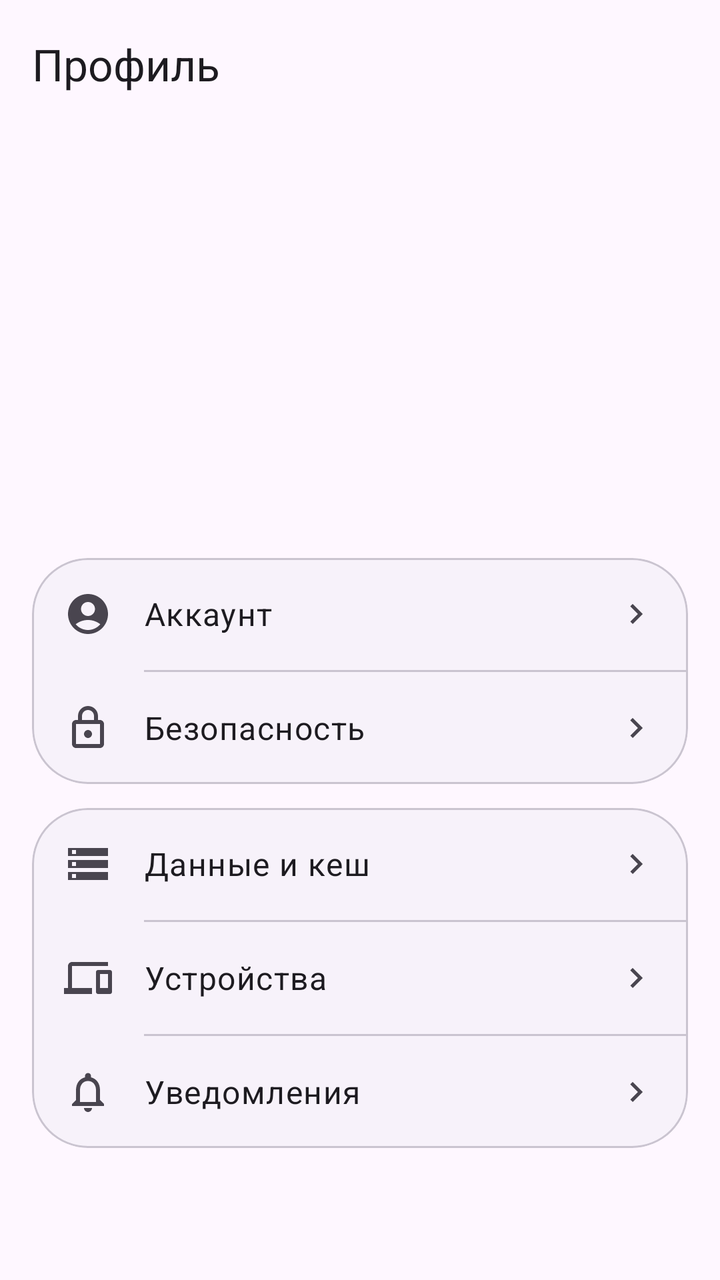
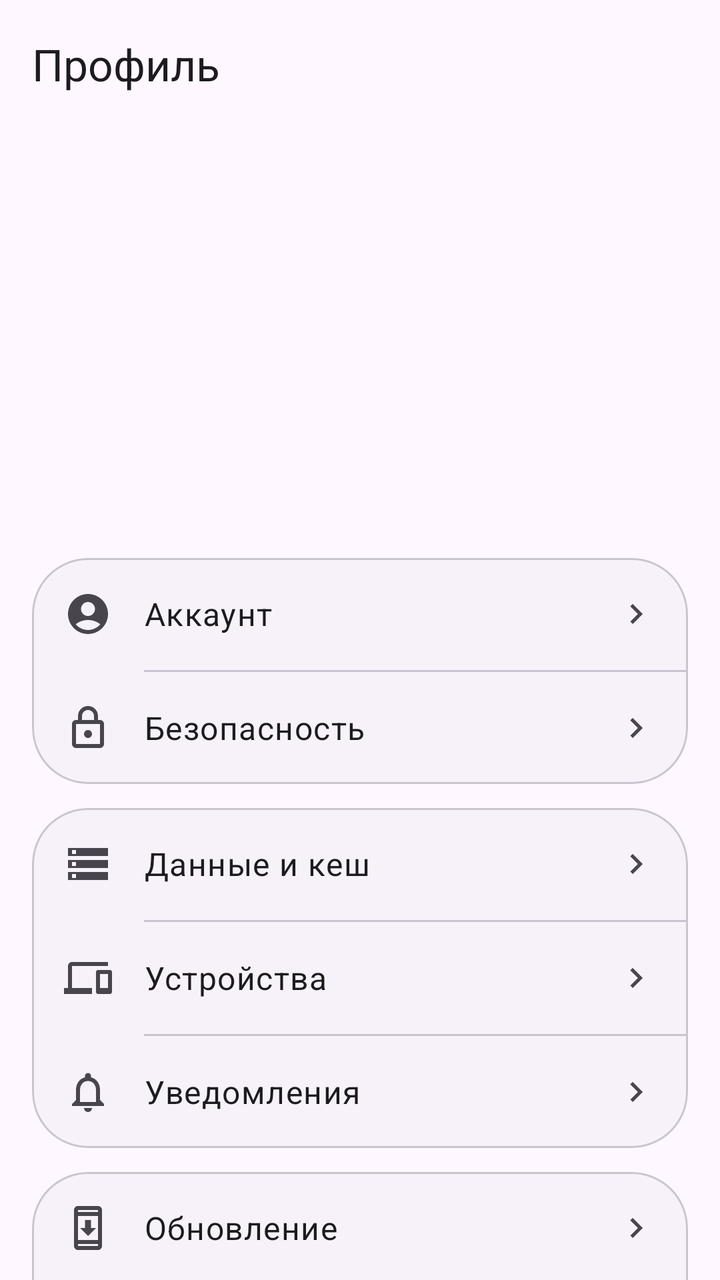

The first picture is an Android layout as it rendered before a commit; the second is the same layout after the commit. The layout source and the unified diff follow.
<!-- AndroidManifest.xml: application theme Theme.BarkfluffClientAndroid -->
<!-- res/layout/fragment_profile.xml -->
<?xml version="1.0" encoding="utf-8"?>
<androidx.constraintlayout.widget.ConstraintLayout xmlns:android="http://schemas.android.com/apk/res/android"
    xmlns:app="http://schemas.android.com/apk/res-auto"
    android:layout_width="match_parent"
    android:layout_height="match_parent"
    android:fitsSystemWindows="true">

    
    <com.google.android.material.appbar.AppBarLayout
        android:id="@+id/appBarLayout"
        android:layout_width="match_parent"
        android:layout_height="wrap_content"
        android:background="?attr/colorSurface"
        app:liftOnScroll="true"
        app:layout_constraintTop_toTopOf="parent">

        <com.google.android.material.appbar.MaterialToolbar
            android:id="@+id/toolbar"
            android:layout_width="match_parent"
            android:layout_height="?attr/actionBarSize"
            app:title="Профиль"
            app:titleTextAppearance="?attr/textAppearanceTitleLarge"
            app:titleTextColor="?attr/colorOnSurface" />

    </com.google.android.material.appbar.AppBarLayout>

    <androidx.core.widget.NestedScrollView
        android:layout_width="match_parent"
        android:layout_height="0dp"
        app:layout_constraintTop_toBottomOf="@id/appBarLayout"
        app:layout_constraintBottom_toBottomOf="parent">

        <LinearLayout
            android:layout_width="match_parent"
            android:layout_height="wrap_content"
            android:orientation="vertical"
            android:padding="16dp">

            
            <LinearLayout
                android:layout_width="match_parent"
                android:layout_height="wrap_content"
                android:gravity="center_horizontal"
                android:orientation="vertical">

                <FrameLayout
                    android:layout_width="96dp"
                    android:layout_height="96dp">

                    <com.google.android.material.imageview.ShapeableImageView
                        android:id="@+id/avatarImage"
                        android:layout_width="96dp"
                        android:layout_height="96dp"
                        android:scaleType="centerCrop"
                        android:visibility="gone"
                        app:shapeAppearanceOverlay="@style/ShapeAppearanceOverlay.App.CornerSize50Percent" />

                    <TextView
                        android:id="@+id/avatarPlaceholder"
                        android:layout_width="96dp"
                        android:layout_height="96dp"
                        android:gravity="center"
                        android:textColor="@android:color/white"
                        android:textSize="36sp"
                        android:textStyle="bold"
                        android:visibility="visible" />

                </FrameLayout>

                <TextView
                    android:id="@+id/textFullName"
                    android:layout_width="wrap_content"
                    android:layout_height="wrap_content"
                    android:layout_marginTop="16dp"
                    android:textAppearance="?attr/textAppearanceHeadlineMedium"
                    android:textColor="?attr/colorOnSurface" />

                <TextView
                    android:id="@+id/textUsername"
                    android:layout_width="wrap_content"
                    android:layout_height="wrap_content"
                    android:layout_marginTop="4dp"
                    android:textAppearance="?attr/textAppearanceBodyLarge"
                    android:textColor="?attr/colorOnSurfaceVariant" />

            </LinearLayout>

            <android.widget.Space
                android:layout_width="match_parent"
                android:layout_height="24dp" />

            
            <com.google.android.material.card.MaterialCardView
                android:layout_width="match_parent"
                android:layout_height="wrap_content"
                app:cardBackgroundColor="?attr/colorSurfaceContainerLow"
                app:cardCornerRadius="28dp"
                app:cardElevation="0dp"
                app:strokeColor="?attr/colorOutlineVariant"
                app:strokeWidth="1dp">

                <LinearLayout
                    android:layout_width="match_parent"
                    android:layout_height="wrap_content"
                    android:orientation="vertical">

                    
                    <LinearLayout
                        android:id="@+id/itemAccount"
                        android:layout_width="match_parent"
                        android:layout_height="56dp"
                        android:background="?attr/selectableItemBackground"
                        android:gravity="center_vertical"
                        android:orientation="horizontal"
                        android:paddingHorizontal="16dp">

                        <ImageView
                            android:layout_width="24dp"
                            android:layout_height="24dp"
                            android:importantForAccessibility="no"
                            android:src="@drawable/ic_account"
                            app:tint="?attr/colorOnSurfaceVariant" />

                        <TextView
                            android:layout_width="0dp"
                            android:layout_height="wrap_content"
                            android:layout_marginStart="16dp"
                            android:layout_weight="1"
                            android:text="Аккаунт"
                            android:textAppearance="?attr/textAppearanceBodyLarge"
                            android:textColor="?attr/colorOnSurface" />

                        <ImageView
                            android:layout_width="20dp"
                            android:layout_height="20dp"
                            android:importantForAccessibility="no"
                            android:src="@drawable/ic_chevron_right" />

                    </LinearLayout>

                    <com.google.android.material.divider.MaterialDivider
                        android:layout_width="match_parent"
                        android:layout_height="wrap_content"
                        android:layout_marginStart="56dp" />

                    
                    <LinearLayout
                        android:id="@+id/itemSecurity"
                        android:layout_width="match_parent"
                        android:layout_height="56dp"
                        android:background="?attr/selectableItemBackground"
                        android:gravity="center_vertical"
                        android:orientation="horizontal"
                        android:paddingHorizontal="16dp">

                        <ImageView
                            android:layout_width="24dp"
                            android:layout_height="24dp"
                            android:importantForAccessibility="no"
                            android:src="@drawable/ic_security"
                            app:tint="?attr/colorOnSurfaceVariant" />

                        <TextView
                            android:layout_width="0dp"
                            android:layout_height="wrap_content"
                            android:layout_marginStart="16dp"
                            android:layout_weight="1"
                            android:text="Безопасность"
                            android:textAppearance="?attr/textAppearanceBodyLarge"
                            android:textColor="?attr/colorOnSurface" />

                        <ImageView
                            android:layout_width="20dp"
                            android:layout_height="20dp"
                            android:importantForAccessibility="no"
                            android:src="@drawable/ic_chevron_right" />

                    </LinearLayout>

                </LinearLayout>

            </com.google.android.material.card.MaterialCardView>

            <android.widget.Space
                android:layout_width="match_parent"
                android:layout_height="12dp" />

            
            <com.google.android.material.card.MaterialCardView
                android:layout_width="match_parent"
                android:layout_height="wrap_content"
                app:cardBackgroundColor="?attr/colorSurfaceContainerLow"
                app:cardCornerRadius="28dp"
                app:cardElevation="0dp"
                app:strokeColor="?attr/colorOutlineVariant"
                app:strokeWidth="1dp">

                <LinearLayout
                    android:layout_width="match_parent"
                    android:layout_height="wrap_content"
                    android:orientation="vertical">

                    
                    <LinearLayout
                        android:id="@+id/itemStorage"
                        android:layout_width="match_parent"
                        android:layout_height="56dp"
                        android:background="?attr/selectableItemBackground"
                        android:gravity="center_vertical"
                        android:orientation="horizontal"
                        android:paddingHorizontal="16dp">

                        <ImageView
                            android:layout_width="24dp"
                            android:layout_height="24dp"
                            android:importantForAccessibility="no"
                            android:src="@drawable/ic_storage"
                            app:tint="?attr/colorOnSurfaceVariant" />

                        <TextView
                            android:layout_width="0dp"
                            android:layout_height="wrap_content"
                            android:layout_marginStart="16dp"
                            android:layout_weight="1"
                            android:text="Данные и кеш"
                            android:textAppearance="?attr/textAppearanceBodyLarge"
                            android:textColor="?attr/colorOnSurface" />

                        <ImageView
                            android:layout_width="20dp"
                            android:layout_height="20dp"
                            android:importantForAccessibility="no"
                            android:src="@drawable/ic_chevron_right" />

                    </LinearLayout>

                    <com.google.android.material.divider.MaterialDivider
                        android:layout_width="match_parent"
                        android:layout_height="wrap_content"
                        android:layout_marginStart="56dp" />

                    
                    <LinearLayout
                        android:id="@+id/itemDevices"
                        android:layout_width="match_parent"
                        android:layout_height="56dp"
                        android:background="?attr/selectableItemBackground"
                        android:gravity="center_vertical"
                        android:orientation="horizontal"
                        android:paddingHorizontal="16dp">

                        <ImageView
                            android:layout_width="24dp"
                            android:layout_height="24dp"
                            android:importantForAccessibility="no"
                            android:src="@drawable/ic_devices"
                            app:tint="?attr/colorOnSurfaceVariant" />

                        <TextView
                            android:layout_width="0dp"
                            android:layout_height="wrap_content"
                            android:layout_marginStart="16dp"
                            android:layout_weight="1"
                            android:text="Устройства"
                            android:textAppearance="?attr/textAppearanceBodyLarge"
                            android:textColor="?attr/colorOnSurface" />

                        <ImageView
                            android:layout_width="20dp"
                            android:layout_height="20dp"
                            android:importantForAccessibility="no"
                            android:src="@drawable/ic_chevron_right" />

                    </LinearLayout>

                    <com.google.android.material.divider.MaterialDivider
                        android:layout_width="match_parent"
                        android:layout_height="wrap_content"
                        android:layout_marginStart="56dp" />

                    
                    <LinearLayout
                        android:id="@+id/itemNotifications"
                        android:layout_width="match_parent"
                        android:layout_height="56dp"
                        android:background="?attr/selectableItemBackground"
                        android:gravity="center_vertical"
                        android:orientation="horizontal"
                        android:paddingHorizontal="16dp">

                        <ImageView
                            android:layout_width="24dp"
                            android:layout_height="24dp"
                            android:importantForAccessibility="no"
                            android:src="@drawable/ic_notifications"
                            app:tint="?attr/colorOnSurfaceVariant" />

                        <TextView
                            android:layout_width="0dp"
                            android:layout_height="wrap_content"
                            android:layout_marginStart="16dp"
                            android:layout_weight="1"
                            android:text="Уведомления"
                            android:textAppearance="?attr/textAppearanceBodyLarge"
                            android:textColor="?attr/colorOnSurface" />

                        <ImageView
                            android:layout_width="20dp"
                            android:layout_height="20dp"
                            android:importantForAccessibility="no"
                            android:src="@drawable/ic_chevron_right" />

                    </LinearLayout>

                </LinearLayout>

            </com.google.android.material.card.MaterialCardView>

        </LinearLayout>

    </androidx.core.widget.NestedScrollView>

</androidx.constraintlayout.widget.ConstraintLayout>
<!-- resources referenced by this layout -->
<resources>
  <!-- drawable ic_chevron_right (drawable) -->
  <?xml version="1.0" encoding="utf-8"?>
  <vector xmlns:android="http://schemas.android.com/apk/res/android"
      android:width="24dp"
      android:height="24dp"
      android:viewportWidth="24"
      android:viewportHeight="24">
      <path
          android:fillColor="?attr/colorOnSurfaceVariant"
          android:pathData="M10,6L8.59,7.41 13.17,12l-4.58,4.59L10,18l6,-6z"/>
  </vector>
  <!-- drawable ic_devices (drawable) -->
  <?xml version="1.0" encoding="utf-8"?>
  <vector xmlns:android="http://schemas.android.com/apk/res/android"
      android:width="24dp"
      android:height="24dp"
      android:viewportWidth="24"
      android:viewportHeight="24">
      <path
          android:fillColor="?attr/colorOnSurface"
          android:pathData="M4,6h18V4H4c-1.1,0 -2,0.9 -2,2v11H0v3h14v-3H4V6zM23,8h-6c-0.55,0 -1,0.45 -1,1v10c0,0.55 0.45,1 1,1h6c0.55,0 1,-0.45 1,-1V9c0,-0.55 -0.45,-1 -1,-1zM22,17h-4v-7h4v7z"/>
  </vector>
  <!-- drawable ic_notifications (drawable) -->
  <?xml version="1.0" encoding="utf-8"?>
  <vector xmlns:android="http://schemas.android.com/apk/res/android"
      android:width="24dp"
      android:height="24dp"
      android:viewportWidth="24"
      android:viewportHeight="24">
      <path
          android:fillColor="?attr/colorOnSurface"
          android:pathData="M12,22c1.1,0 2,-0.9 2,-2h-4c0,1.1 0.9,2 2,2zM18,16v-5c0,-3.07 -1.63,-5.64 -4.5,-6.32V4c0,-0.83 -0.67,-1.5 -1.5,-1.5s-1.5,0.67 -1.5,1.5v0.68C7.64,5.36 6,7.92 6,11v5l-2,2v1h16v-1l-2,-2zM16,17H8v-6c0,-2.48 1.51,-4.5 4,-4.5s4,2.02 4,4.5v6z"/>
  </vector>
  <!-- drawable ic_security (drawable) -->
  <?xml version="1.0" encoding="utf-8"?>
  <vector xmlns:android="http://schemas.android.com/apk/res/android"
      android:width="24dp"
      android:height="24dp"
      android:viewportWidth="24"
      android:viewportHeight="24">
      <path
          android:fillColor="?attr/colorOnSurface"
          android:pathData="M18,8h-1V6c0,-2.76 -2.24,-5 -5,-5S7,3.24 7,6v2H6c-1.1,0 -2,0.9 -2,2v10c0,1.1 0.9,2 2,2h12c1.1,0 2,-0.9 2,-2V10c0,-1.1 -0.9,-2 -2,-2zM9,6c0,-1.66 1.34,-3 3,-3s3,1.34 3,3v2H9V6zM18,20H6V10h12v10zM12,17c1.1,0 2,-0.9 2,-2s-0.9,-2 -2,-2 -2,0.9 -2,2 0.9,2 2,2z"/>
  </vector>
  <!-- drawable ic_storage (drawable) -->
  <?xml version="1.0" encoding="utf-8"?>
  <vector xmlns:android="http://schemas.android.com/apk/res/android"
      android:width="24dp"
      android:height="24dp"
      android:viewportWidth="24"
      android:viewportHeight="24">
      <path
          android:fillColor="?attr/colorOnSurface"
          android:pathData="M2,20h20v-4H2v4zM4,17h2v2H4v-2zM2,4v4h20V4H2zM6,7H4V5h2v2zM2,14h20v-4H2v4zM4,11h2v2H4v-2z"/>
  </vector>
  <style name="ShapeAppearanceOverlay.App.CornerSize50Percent" parent="">
          <item name="cornerSize">50%</item>
      </style>
  <style name="Theme.BarkfluffClientAndroid" parent="Base.Theme.BarkfluffClientAndroid" />
  <!-- unchanged entries left out for length: 2 -->
</resources>

<!-- the commit's change to res/layout/fragment_profile.xml (unified diff, before → after) -->
@@ -316,6 +316,102 @@
 
             </com.google.android.material.card.MaterialCardView>
 
+            <android.widget.Space
+                android:layout_width="match_parent"
+                android:layout_height="12dp" />
+
+            
+            <com.google.android.material.card.MaterialCardView
+                android:layout_width="match_parent"
+                android:layout_height="wrap_content"
+                app:cardBackgroundColor="?attr/colorSurfaceContainerLow"
+                app:cardCornerRadius="28dp"
+                app:cardElevation="0dp"
+                app:strokeColor="?attr/colorOutlineVariant"
+                app:strokeWidth="1dp">
+
+                <LinearLayout
+                    android:layout_width="match_parent"
+                    android:layout_height="wrap_content"
+                    android:orientation="vertical">
+
+                    
+                    <LinearLayout
+                        android:id="@+id/itemUpdate"
+                        android:layout_width="match_parent"
+                        android:layout_height="56dp"
+                        android:background="?attr/selectableItemBackground"
+                        android:gravity="center_vertical"
+                        android:orientation="horizontal"
+                        android:paddingHorizontal="16dp">
+
+                        <ImageView
+                            android:layout_width="24dp"
+                            android:layout_height="24dp"
+                            android:importantForAccessibility="no"
+                            android:src="@drawable/ic_system_update"
+                            app:tint="?attr/colorOnSurfaceVariant" />
+
+                        <TextView
+                            android:layout_width="0dp"
+                            android:layout_height="wrap_content"
+                            android:layout_marginStart="16dp"
+                            android:layout_weight="1"
+                            android:text="Обновление"
+                            android:textAppearance="?attr/textAppearanceBodyLarge"
+                            android:textColor="?attr/colorOnSurface" />
+
+                        <ImageView
+                            android:layout_width="20dp"
+                            android:layout_height="20dp"
+                            android:importantForAccessibility="no"
+                            android:src="@drawable/ic_chevron_right" />
+
+                    </LinearLayout>
+
+                    <com.google.android.material.divider.MaterialDivider
+                        android:layout_width="match_parent"
+                        android:layout_height="wrap_content"
+                        android:layout_marginStart="56dp" />
+
+                    
+                    <LinearLayout
+                        android:id="@+id/itemAbout"
+                        android:layout_width="match_parent"
+                        android:layout_height="56dp"
+                        android:background="?attr/selectableItemBackground"
+                        android:gravity="center_vertical"
+                        android:orientation="horizontal"
+                        android:paddingHorizontal="16dp">
+
+                        <ImageView
+                            android:layout_width="24dp"
+                            android:layout_height="24dp"
+                            android:importantForAccessibility="no"
+                            android:src="@drawable/ic_about"
+                            app:tint="?attr/colorOnSurfaceVariant" />
+
+                        <TextView
+                            android:layout_width="0dp"
+                            android:layout_height="wrap_content"
+                            android:layout_marginStart="16dp"
+                            android:layout_weight="1"
+                            android:text="О приложении"
+                            android:textAppearance="?attr/textAppearanceBodyLarge"
+                            android:textColor="?attr/colorOnSurface" />
+
+                        <ImageView
+                            android:layout_width="20dp"
+                            android:layout_height="20dp"
+                            android:importantForAccessibility="no"
+                            android:src="@drawable/ic_chevron_right" />
+
+                    </LinearLayout>
+
+                </LinearLayout>
+
+            </com.google.android.material.card.MaterialCardView>
+
         </LinearLayout>
 
     </androidx.core.widget.NestedScrollView>
<!-- resource entries referenced after the edit -->
@@ -1,5 +1,16 @@
 <!-- resources referenced by this layout -->
 <resources>
+  <!-- drawable ic_about (drawable) -->
+  <?xml version="1.0" encoding="utf-8"?>
+  <vector xmlns:android="http://schemas.android.com/apk/res/android"
+      android:width="24dp"
+      android:height="24dp"
+      android:viewportWidth="24"
+      android:viewportHeight="24">
+      <path
+          android:fillColor="?attr/colorOnSurface"
+          android:pathData="M11,7h2v2h-2V7zM11,11h2v6h-2V11zM12,2C6.48,2 2,6.48 2,12s4.48,10 10,10 10,-4.48 10,-10S17.52,2 12,2zM12,20c-4.41,0 -8,-3.59 -8,-8s3.59,-8 8,-8 8,3.59 8,8 -3.59,8 -8,8z"/>
+  </vector>
   <!-- drawable ic_chevron_right (drawable) -->
   <?xml version="1.0" encoding="utf-8"?>
   <vector xmlns:android="http://schemas.android.com/apk/res/android"
@@ -55,6 +66,17 @@
           android:fillColor="?attr/colorOnSurface"
           android:pathData="M2,20h20v-4H2v4zM4,17h2v2H4v-2zM2,4v4h20V4H2zM6,7H4V5h2v2zM2,14h20v-4H2v4zM4,11h2v2H4v-2z"/>
   </vector>
+  <!-- drawable ic_system_update (drawable) -->
+  <?xml version="1.0" encoding="utf-8"?>
+  <vector xmlns:android="http://schemas.android.com/apk/res/android"
+      android:width="24dp"
+      android:height="24dp"
+      android:viewportWidth="24"
+      android:viewportHeight="24">
+      <path
+          android:fillColor="?attr/colorOnSurface"
+          android:pathData="M17,1.01L7,1C5.9,1 5,1.9 5,3v18c0,1.1 0.9,2 2,2h10c1.1,0 2,-0.9 2,-2V3C19,1.9 18.1,1.01 17,1.01zM17,21H7v-1h10v1zM17,18H7V6h10v12zM7,4V3h10v1H7zM12,16l4,-4h-2.5V8h-3v4H8L12,16z"/>
+  </vector>
   <style name="ShapeAppearanceOverlay.App.CornerSize50Percent" parent="">
           <item name="cornerSize">50%</item>
       </style>
